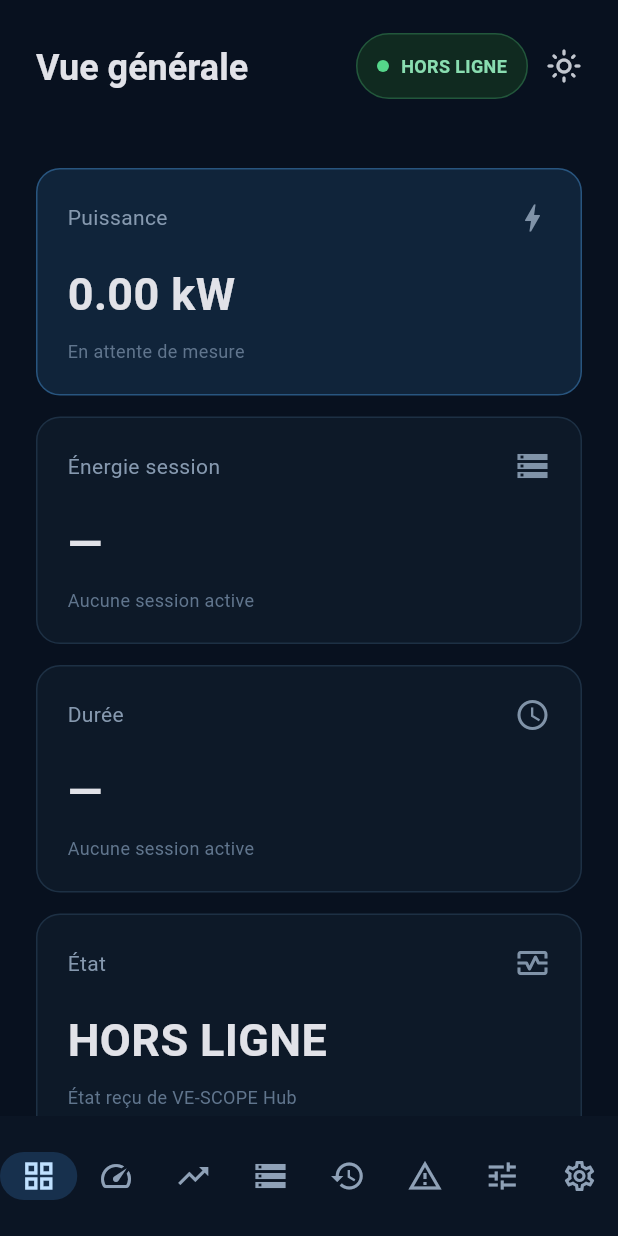
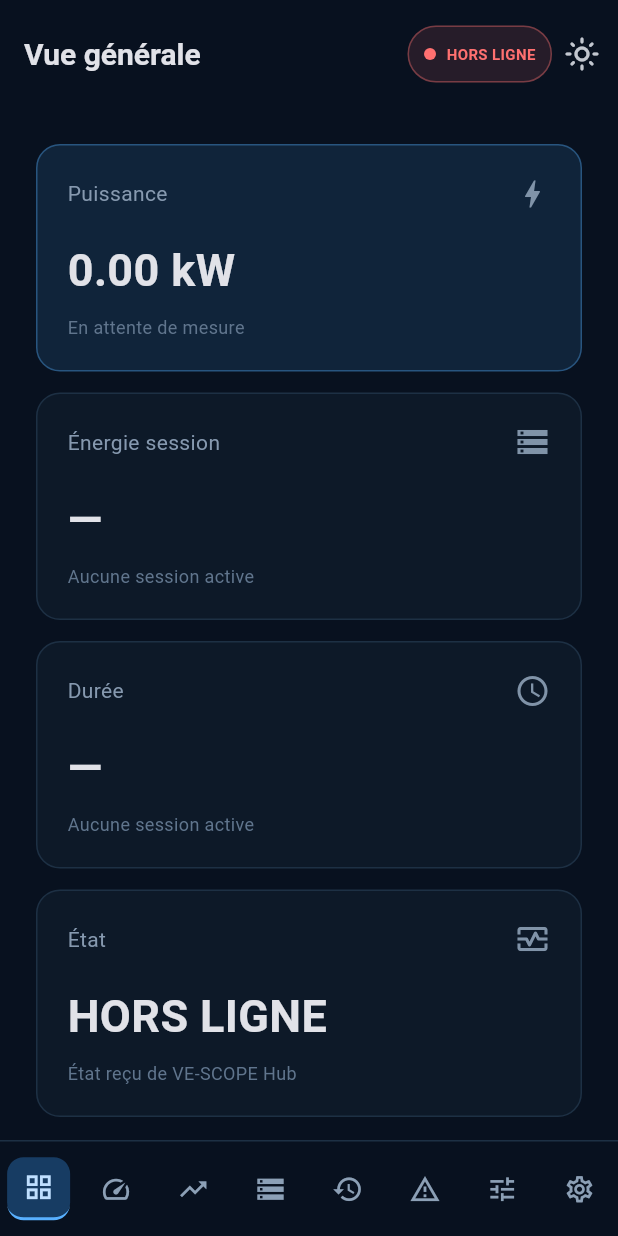
Before and after one commit to Scorpion160/borne-de-recharge-ve, a Flutter app: the screen it shows after launch, on a phone screen of 412 x 824 dp. Run offline on Flutter 3.47's test engine with Material 3 defaults, Android fonts, the light colour scheme and no system bars; network calls fail.

Commit message:
flutter: finaliser la navigation responsive

```diff
--- a/frontend/vescope_flutter/lib/ui/shell/vescope_shell.dart
+++ b/frontend/vescope_flutter/lib/ui/shell/vescope_shell.dart
@@ -1,5 +1,6 @@
 import 'package:flutter/material.dart';
 
+import '../../models/vescope_models.dart';
 import '../../state/vescope_controller.dart';
 import '../pages/alerts_page.dart';
 import '../pages/dashboard_page.dart';
@@ -53,18 +54,17 @@ class _VescopeShellState extends State<VescopeShell> {
               backgroundColor: Theme.of(context).scaffoldBackgroundColor,
               appBar: _TopBar(
                 title: _items[_index].label,
-                stateLabel: widget.controller.stationState.label,
+                state: widget.controller.stationState,
                 isDark: widget.themeMode != ThemeMode.light,
                 onToggleTheme: widget.onToggleTheme,
+                compact: mobile,
               ),
               body: _page(),
               bottomNavigationBar: mobile
-                  ? NavigationBar(
+                  ? _MobileNav(
+                      items: _items,
                       selectedIndex: _index,
-                      onDestinationSelected: (value) => setState(() => _index = value),
-                      destinations: _items
-                          .map((item) => NavigationDestination(icon: Icon(item.icon), label: item.label))
-                          .toList(),
+                      onSelected: (value) => setState(() => _index = value),
                     )
                   : null,
             );
@@ -135,64 +135,140 @@ class _VescopeShellState extends State<VescopeShell> {
   }
 }
 
+class _MobileNav extends StatelessWidget {
+  const _MobileNav({
+    required this.items,
+    required this.selectedIndex,
+    required this.onSelected,
+  });
+
+  final List<({String label, IconData icon})> items;
+  final int selectedIndex;
+  final ValueChanged<int> onSelected;
+
+  @override
+  Widget build(BuildContext context) {
+    final divider = Theme.of(context).dividerColor;
+    return Material(
+      color: Theme.of(context).scaffoldBackgroundColor.withValues(alpha: .98),
+      child: SafeArea(
+        top: false,
+        child: Container(
+          height: 64,
+          decoration: BoxDecoration(border: Border(top: BorderSide(color: divider))),
+          child: Row(
+            children: List.generate(items.length, (index) {
+              final item = items[index];
+              final selected = index == selectedIndex;
+              return Expanded(
+                child: Tooltip(
+                  message: item.label,
+                  child: InkWell(
+                    onTap: () => onSelected(index),
+                    child: Center(
+                      child: AnimatedContainer(
+                        duration: const Duration(milliseconds: 160),
+                        width: 42,
+                        height: 42,
+                        decoration: BoxDecoration(
+                          color: selected ? const Color(0xFF173C63) : Colors.transparent,
+                          borderRadius: BorderRadius.circular(11),
+                          border: selected
+                              ? const Border(bottom: BorderSide(color: Color(0xFF58B0FF), width: 2))
+                              : null,
+                        ),
+                        child: Icon(
+                          item.icon,
+                          size: 21,
+                          color: selected ? const Color(0xFFBFDFFF) : const Color(0xFF8CA0B6),
+                        ),
+                      ),
+                    ),
+                  ),
+                ),
+              );
+            }),
+          ),
+        ),
+      ),
+    );
+  }
+}
+
 class _TopBar extends StatelessWidget implements PreferredSizeWidget {
   const _TopBar({
     required this.title,
-    required this.stateLabel,
+    required this.state,
     required this.isDark,
     required this.onToggleTheme,
+    required this.compact,
   });
 
   final String title;
-  final String stateLabel;
+  final StationState state;
   final bool isDark;
   final VoidCallback onToggleTheme;
+  final bool compact;
 
   @override
-  Size get preferredSize => const Size.fromHeight(88);
+  Size get preferredSize => Size.fromHeight(compact ? 72 : 88);
 
   @override
   Widget build(BuildContext context) {
+    final stateColor = switch (state) {
+      StationState.offline || StationState.fault => const Color(0xFFFF7070),
+      StationState.interrupted || StationState.maintenance => const Color(0xFFF0B24D),
+      StationState.sessionStarting ||
+      StationState.charging ||
+      StationState.chargingLimited ||
+      StationState.finishing => const Color(0xFF58B0FF),
+      StationState.idle || StationState.complete => const Color(0xFF55D68A),
+    };
+
     return AppBar(
       automaticallyImplyLeading: false,
-      toolbarHeight: 88,
+      toolbarHeight: compact ? 72 : 88,
       backgroundColor: Theme.of(context).scaffoldBackgroundColor.withValues(alpha: .96),
       surfaceTintColor: Colors.transparent,
-      titleSpacing: 24,
+      titleSpacing: compact ? 16 : 24,
       title: Column(
         crossAxisAlignment: CrossAxisAlignment.start,
         mainAxisSize: MainAxisSize.min,
         children: [
-          if (MediaQuery.sizeOf(context).width >= 760)
+          if (!compact)
             const Text('BORNE DE RECHARGE VE', style: TextStyle(color: Color(0xFF70859D), fontSize: 10, fontWeight: FontWeight.w700, letterSpacing: 1.7)),
-          const SizedBox(height: 3),
-          Text(title, style: const TextStyle(fontSize: 24, fontWeight: FontWeight.w700)),
+          if (!compact) const SizedBox(height: 3),
+          Text(title, style: TextStyle(fontSize: compact ? 20 : 24, fontWeight: FontWeight.w700)),
         ],
       ),
       actions: [
         Container(
-          margin: const EdgeInsets.symmetric(vertical: 22),
-          padding: const EdgeInsets.symmetric(horizontal: 13),
+          margin: EdgeInsets.symmetric(vertical: compact ? 17 : 22),
+          padding: EdgeInsets.symmetric(horizontal: compact ? 10 : 13),
           decoration: BoxDecoration(
-            color: const Color(0xFF102A20),
-            border: Border.all(color: const Color(0xFF22573B)),
+            color: stateColor.withValues(alpha: .12),
+            border: Border.all(color: stateColor.withValues(alpha: .38)),
             borderRadius: BorderRadius.circular(999),
           ),
           alignment: Alignment.center,
           child: Row(
             children: [
-              Container(width: 8, height: 8, decoration: const BoxDecoration(color: Color(0xFF55D68A), shape: BoxShape.circle)),
-              const SizedBox(width: 8),
-              Text(stateLabel, style: const TextStyle(color: Color(0xFF89DDB0), fontWeight: FontWeight.w700, fontSize: 12)),
+              Container(width: 8, height: 8, decoration: BoxDecoration(color: stateColor, shape: BoxShape.circle)),
+              const SizedBox(width: 7),
+              Text(
+                state.label,
+                style: TextStyle(color: stateColor, fontWeight: FontWeight.w700, fontSize: compact ? 10 : 12),
+              ),
             ],
           ),
         ),
         IconButton(
           onPressed: onToggleTheme,
           tooltip: isDark ? 'Mode clair' : 'Mode sombre',
+          visualDensity: compact ? VisualDensity.compact : VisualDensity.standard,
           icon: Icon(isDark ? Icons.light_mode_outlined : Icons.dark_mode_outlined),
         ),
-        const SizedBox(width: 12),
+        SizedBox(width: compact ? 4 : 12),
       ],
     );
   }
```
